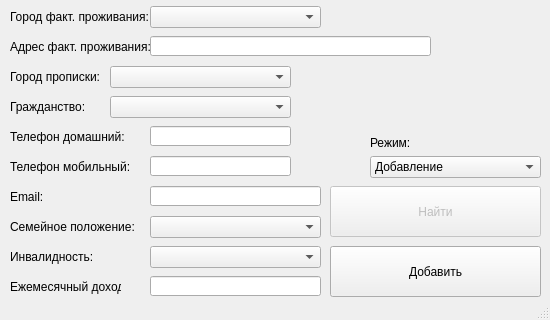
First picture: the form in window_view/window.ui, repository Abvbobko/piris, before the edit; both pictures show x 0 to 550 and y 264 to 584 of the 550 by 584 pixel window.
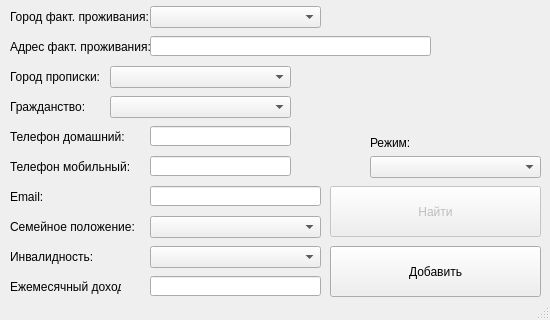
Second picture: the form after the edit.

```diff
--- a/window_view/window.ui
+++ b/window_view/window.ui
@@ -633,16 +633,6 @@
       <height>22</height>
      </rect>
     </property>
-    <item>
-     <property name="text">
-      <string>Добавление</string>
-     </property>
-    </item>
-    <item>
-     <property name="text">
-      <string>Редактирование</string>
-     </property>
-    </item>
    </widget>
    <widget class="QLabel" name="mode_label">
     <property name="geometry">
```
